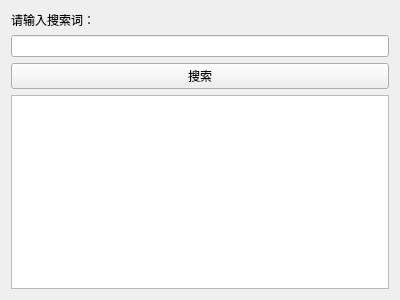
Old version of the form src/FileSearch.ui in the repository FengEternity/FileTag.
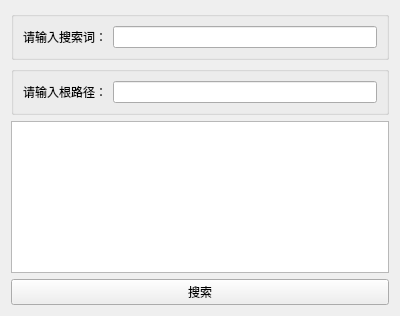
New version of the form.

```diff
--- a/src/FileSearch.ui
+++ b/src/FileSearch.ui
@@ -7,7 +7,7 @@
                 <x>0</x>
                 <y>0</y>
                 <width>400</width>
-                <height>300</height>
+    <height>316</height>
             </rect>
         </property>
         <property name="windowTitle">
@@ -15,6 +15,12 @@
         </property>
         <layout class="QVBoxLayout" name="verticalLayout">
             <item>
+    <widget class="QGroupBox" name="groupBox">
+     <property name="title">
+      <string/>
+     </property>
+     <layout class="QHBoxLayout" name="horizontalLayout">
+      <item>
                 <widget class="QLabel" name="label">
                     <property name="text">
                         <string>请输入搜索词：</string>
@@ -24,6 +30,31 @@
             <item>
                 <widget class="QLineEdit" name="searchLineEdit"/>
             </item>
+     </layout>
+    </widget>
+   </item>
+   <item>
+    <widget class="QGroupBox" name="groupBox_2">
+     <property name="title">
+      <string/>
+     </property>
+     <layout class="QHBoxLayout" name="horizontalLayout_2">
+      <item>
+       <widget class="QLabel" name="label_2">
+        <property name="text">
+         <string>请输入根路径：</string>
+        </property>
+       </widget>
+      </item>
+      <item>
+       <widget class="QLineEdit" name="pathLineEdit"/>
+      </item>
+     </layout>
+    </widget>
+   </item>
+   <item>
+    <widget class="QListWidget" name="resultListWidget"/>
+   </item>
             <item>
                 <widget class="QPushButton" name="searchButton">
                     <property name="text">
@@ -31,9 +62,6 @@
                     </property>
                 </widget>
             </item>
-            <item>
-                <widget class="QListWidget" name="resultListWidget"/>
-            </item>
         </layout>
     </widget>
     <resources/>
```
Lines whose indentation alone changed are shown as unchanged.
